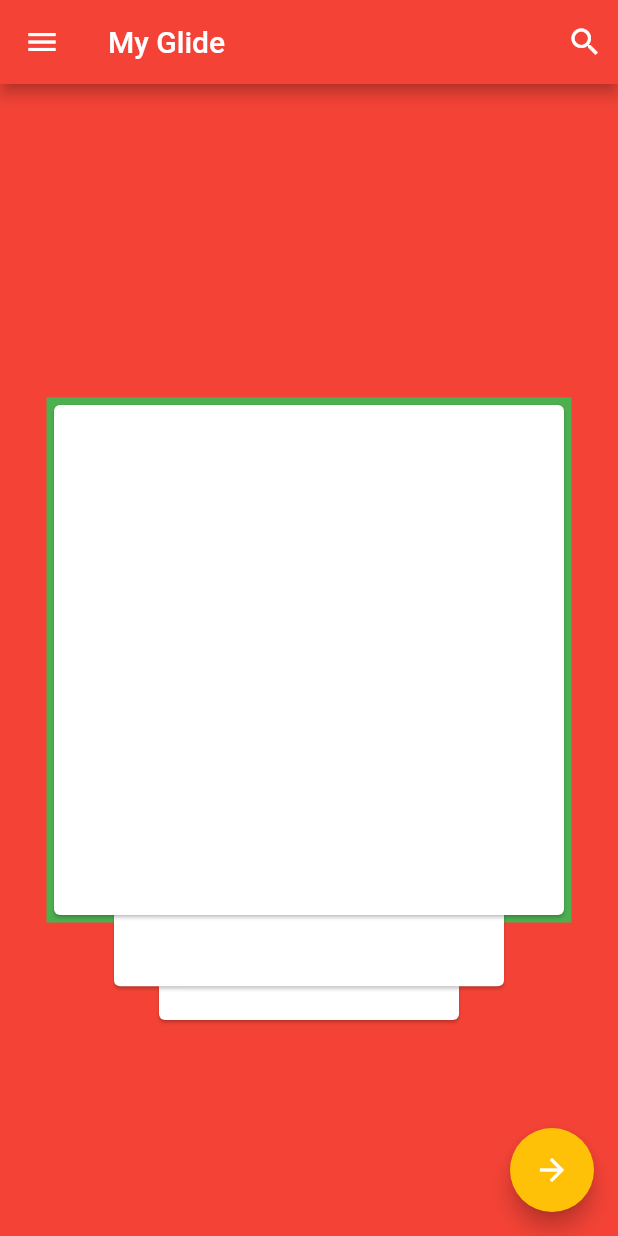
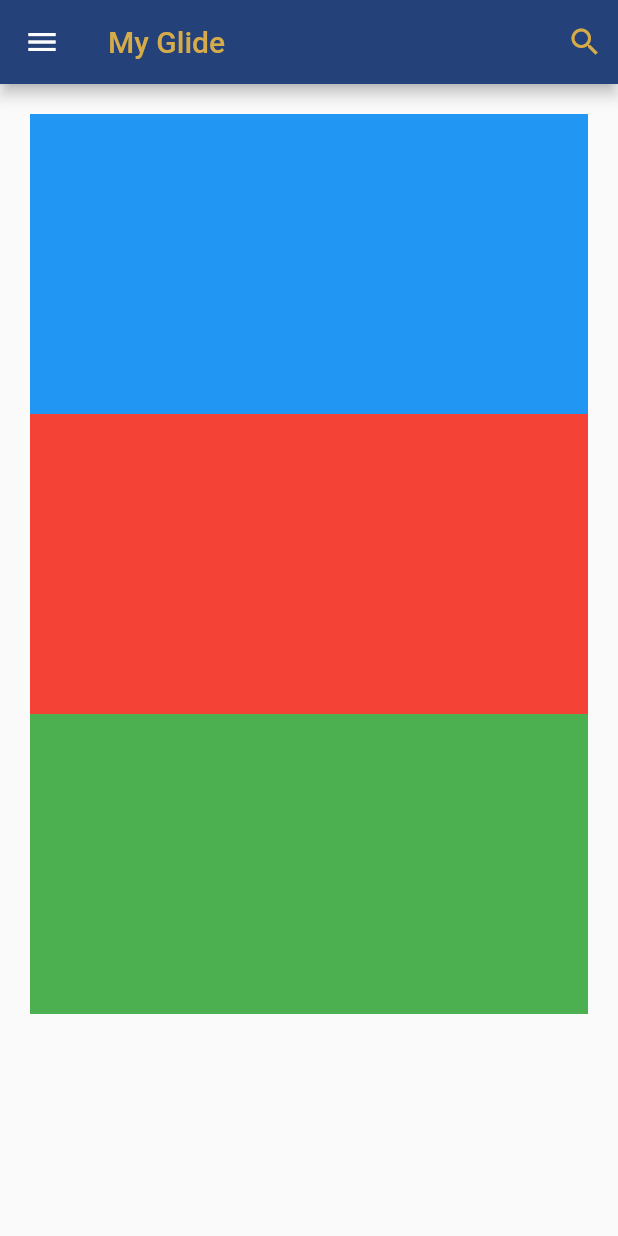
Before and after one commit to rjnkr/myglide, a Flutter app: the HomeScreen screen opened by its route, on a phone screen of 412 x 824 dp. Run offline on Flutter 3.47's test engine with Material 2 defaults, Android fonts, the phone set to English and light mode, and no system bars; our stand-ins replace connectivity, shared_preferences; missing offline and left inert: encrypt; accounts and stored records are empty.

Commit message:
better looking home page. Colors will be replaces with real data

```diff
--- a/my_glide/lib/pages/home_screen.dart
+++ b/my_glide/lib/pages/home_screen.dart
@@ -1,7 +1,7 @@
 import 'package:flutter/material.dart';
 
 import 'package:my_glide/utils/session.dart';
-
+import 'package:my_glide/utils/my_glide_const.dart';
 
 class HomeScreen extends StatefulWidget {
   Session _session;
@@ -55,69 +55,38 @@ class _HomeScreenState extends State<HomeScreen> with TickerProviderStateMixin {
   Widget build(BuildContext context) {
     return Scaffold(
       appBar: AppBar(
-        title: Text("My Glide"),
+        backgroundColor: MyGlideConst.BlueRGB,
+        title: Text(
+          "My Glide",
+          style: TextStyle(color: MyGlideConst.YellowRGB),
+        ),
         actions: <Widget>[
           Padding(
-            child: Icon(Icons.search),
+            child: Icon(Icons.search, color: MyGlideConst.YellowRGB),
             padding: const EdgeInsets.only(right: 10.0),
           )
         ],
       ),
       drawer: Drawer(),
-      body: Center(
-          child: Stack(
-        children: <Widget>[
-          Center(
-            child: DragTarget(onWillAccept: (_) {
-              print('red');
-              return true;
-            }, onAccept: (_) {
-              setState(() => showFirst = false);
-              animCtrl.forward();
-              animCtrl2.forward();
-            }, builder: (_, _1, _2) {
-              return SizedBox.expand(
-                child: Container(color: Colors.red),
-              );
-            }),
-          ),
-          Center(
-            child: DragTarget(onWillAccept: (_) {
-              print('green');
-              return true;
-            }, builder: (_, _1, _2) {
-              return SizedBox.fromSize(
-                size: Size(350.0, 350.0),
-                child: Container(color: Colors.green),
-              );
-            }),
-          ),
-          Stack(alignment: FractionalOffset.center, children: <Widget>[
-            Align(
-              alignment: Alignment(0.0, 0.5 - animation.value * 0.15),
-              child: CardView(200.0 + animation.value * 60),
+      body: ListView(
+          shrinkWrap: true,
+          padding: const EdgeInsets.all(20.0),
+          children: <Widget>[
+            new Container(
+              height: 200.0,
+              color: Colors.blue,
             ),
-            Align(
-                alignment: Alignment(0.0, 0.35 - animation2.value * 0.35),
-                child: InkWell(
-                  onTap: () => Navigator.of(context).push(
-                      MaterialPageRoute(builder: (_) => HomeScreen(_session))),
-                  child: CardView(260.0 + animation2.value * 80),
-                )),
-            Draggable(
-              feedback: CardView(340.0),
-              child: showFirst ? CardView(340.0) : Container(),
-              childWhenDragging: Container(),
-            )
-          ]),
-        ],
-      )),
-      floatingActionButton: FloatingActionButton(
-        backgroundColor: Colors.amber,
-        onPressed: () => {},
-        child: Icon(Icons.arrow_forward, color: Colors.white),
-      ),
-    );
+            new Container(
+              height: 200.0,
+              color: Colors.red,
+            ),
+            new Container(
+              height: 200.0,
+              color: Colors.green,
+            ),
+          ],
+        )
+      );
   }
 }
 
```
